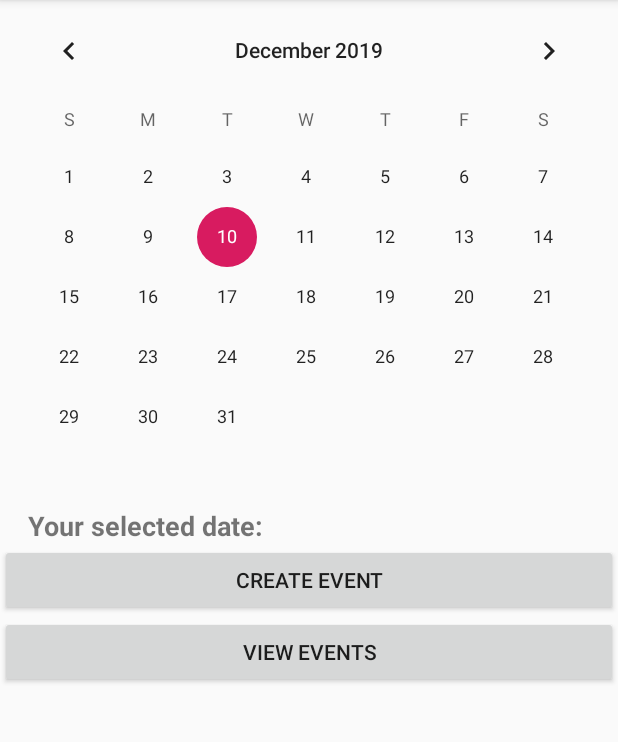
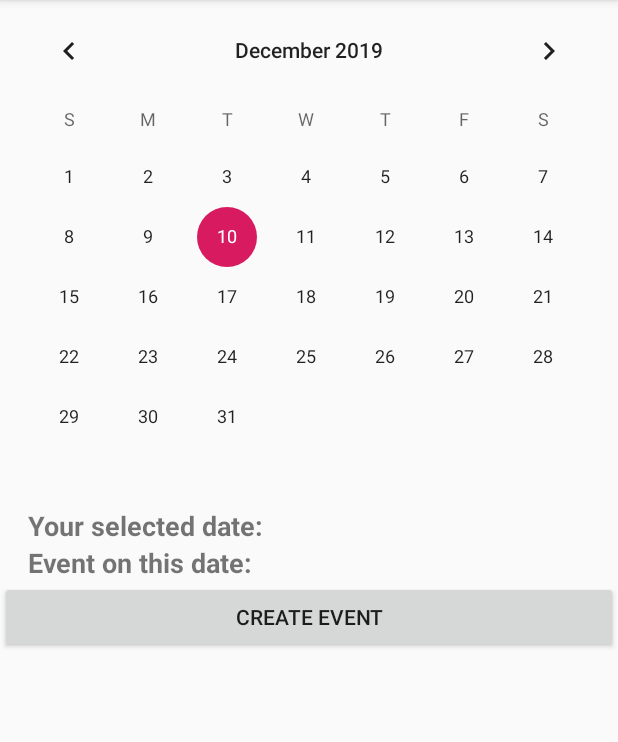
Before and after one commit to dhruvagrawal01/Scheduler, an Android app: the screen it shows after launch (NewGameActivity), after a tap on "ADD EVENT", on a phone screen of 412 x 824 dp, the part 84-826 px from its top. Run offline under Robolectric (Android 15) with nearby library versions, the phone set to English and light mode, and no system bars.

Commit message:
Deleted GameActivity to make NewGameActivity display eventName and used a singleton class to store the map

```diff
--- a/app/src/main/AndroidManifest.xml
+++ b/app/src/main/AndroidManifest.xml
@@ -18,7 +18,6 @@
         </activity>
         <activity android:name=".NewGameActivity" />
         <activity android:name=".LaunchActivity" />
-        <activity android:name=".GameActivity" />
     </application>
 
 </manifest>
--- a/app/src/main/java/com/example/scheduler/EventsName.java
+++ b/app/src/main/java/com/example/scheduler/EventsName.java
@@ -3,6 +3,24 @@ import java.time.LocalDate;
 import java.util.Map;
 import java.util.HashMap;
 
-public interface EventsName {
-    Map<LocalDate, String> map = new HashMap<>();
+public class EventsName {
+    // static variable single_instance of type Singleton
+    private static EventsName single_instance = null;
+
+    // variable of type String
+    public Map<LocalDate, String> map;
+
+    // private constructor restricted to this class itself
+    private EventsName()
+    {
+        map = new HashMap<>();
+    }
+
+    // static method to create instance of Singleton class
+    public static EventsName getInstance()
+    {
+        if (single_instance == null)
+            single_instance = new EventsName();
+        return single_instance;
+    }
 }
--- a/app/src/main/res/layout/activity_new_game.xml
+++ b/app/src/main/res/layout/activity_new_game.xml
@@ -16,15 +16,18 @@
         android:textSize="18sp"
         android:textStyle="bold" />
 
+    <TextView
+        android:id="@+id/eventOnDate"
+        android:layout_width="match_parent"
+        android:layout_height="wrap_content"
+        android:text="    Event on this date: "
+        android:textSize="18sp"
+        android:textStyle="bold" />
+
     <Button
         android:id="@+id/createEvent"
         android:layout_width="match_parent"
         android:layout_height="wrap_content"
         android:text="Create event" />
 
-    <Button
-        android:id="@+id/viewEvents"
-        android:layout_width="match_parent"
-        android:layout_height="wrap_content"
-        android:text="view events" />
 </LinearLayout>
```
Also changed, not shown: app/src/main/java/com/example/scheduler/GameActivity.java (deleted, +0 -55 lines), app/src/main/java/com/example/scheduler/LaunchActivity.java (+5 -2 lines), app/src/main/java/com/example/scheduler/NewGameActivity.java (+21 -12 lines), app/src/main/res/layout/activity_game.xml (deleted, +0 -33 lines).
